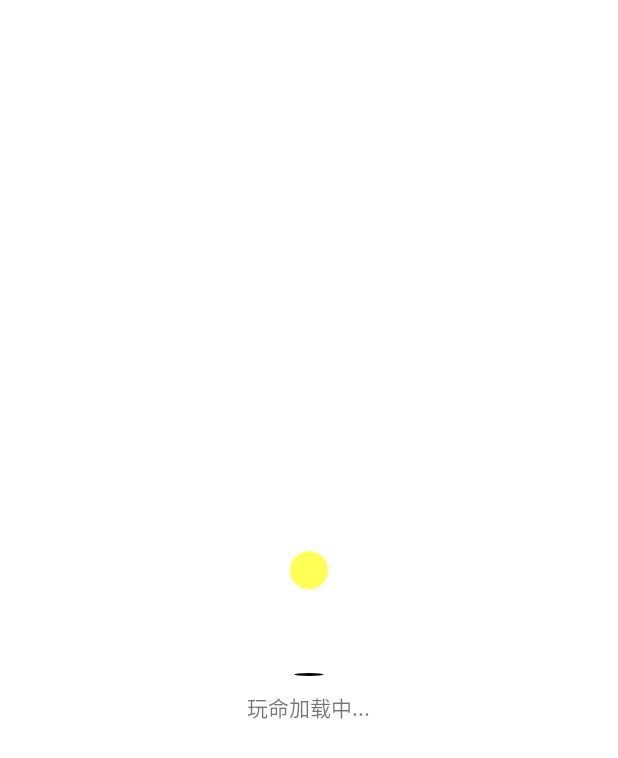
After one commit to AdamRight/TeaTool, an Android app: the ShapeLoadActivity screen opened directly, with no data from a screen before it, on a phone screen of 412 x 824 dp. The commit adds this screen. Shown: the top 758 px of the screen. Run offline under Robolectric (Android 15) with nearby library versions, the phone set to English and light mode, and no system bars.

Commit message:
自定义图形加载

```diff
--- a/app/src/main/AndroidManifest.xml
+++ b/app/src/main/AndroidManifest.xml
@@ -26,7 +26,8 @@
         <activity android:name=".cliptext.ClipTextActivity" />
         <activity android:name=".tearatingbar.TeaRatingBarActivity" />
         <activity android:name=".letterindex.LetterIndexActivity" />
-        <activity android:name=".mazelock.MazeLockActivity"></activity>
+        <activity android:name=".mazelock.MazeLockActivity" />
+        <activity android:name=".loadingshape.ShapeLoadActivity"></activity>
     </application>
 
 </manifest>
--- a/app/src/main/java/com/tea/teatool/MainActivity.java
+++ b/app/src/main/java/com/tea/teatool/MainActivity.java
@@ -21,6 +21,7 @@ import com.tea.teatool.cliptext.ClipTextActivity;
 import com.tea.teatool.flow.FlowActivity;
 import com.tea.teatool.keyboard.KeyBoardActivity;
 import com.tea.teatool.letterindex.LetterIndexActivity;
+import com.tea.teatool.loadingshape.ShapeLoadActivity;
 import com.tea.teatool.mazelock.MazeLockActivity;
 import com.tea.teatool.tearatingbar.TeaRatingBarActivity;
 import com.tea.teatool.teatextview.TeaTextViewActivity;
@@ -138,6 +139,7 @@ public class MainActivity extends AppCompatActivity implements MainAdapter.OnIte
         mDatas.add("自定义星星评分");
         mDatas.add("自定义字母索引");
         mDatas.add("自定义九宫格解锁");
+        mDatas.add("自定义图形变化加载");
     }
 
     @Override
@@ -170,6 +172,9 @@ public class MainActivity extends AppCompatActivity implements MainAdapter.OnIte
             case 8:
                 startActivity(new Intent(this, MazeLockActivity.class));
                 break;
+            case 9:
+                startActivity(new Intent(this, ShapeLoadActivity.class));
+                break;
         }
     }
 }
--- /dev/null
+++ b/app/src/main/java/com/tea/teatool/loadingshape/LoadingView.java
@@ -0,0 +1,152 @@
+package com.tea.teatool.loadingshape;
+
+import android.animation.Animator;
+import android.animation.AnimatorListenerAdapter;
+import android.animation.AnimatorSet;
+import android.animation.ObjectAnimator;
+import android.content.Context;
+import android.support.annotation.Nullable;
+import android.util.AttributeSet;
+import android.util.TypedValue;
+import android.view.View;
+import android.view.ViewGroup;
+import android.view.animation.AccelerateInterpolator;
+import android.view.animation.DecelerateInterpolator;
+import android.widget.LinearLayout;
+
+import com.tea.teatool.R;
+
+/**
+ * Created by Admin on 2019/6/23.
+ */
+
+public class LoadingView extends LinearLayout {
+
+    private int translationDistance;
+    private ShapeView shapeView;
+    private View shadowView;
+
+    private final long ANIMATOR_DURATION = 350;
+
+    private boolean isStopAnimator = false;
+
+    public LoadingView(Context context) {
+        this(context, null);
+    }
+
+    public LoadingView(Context context, @Nullable AttributeSet attrs) {
+        this(context, attrs, 0);
+    }
+
+    public LoadingView(Context context, @Nullable AttributeSet attrs, int defStyleAttr) {
+        super(context, attrs, defStyleAttr);
+
+        translationDistance = dp2Px(80);
+        initView();
+
+    }
+
+    private void initView() {
+        // this 代表把 ui_loading_view 加载到 LoadingView 中
+        inflate(getContext(), R.layout.loading_view, this);
+//         View loadView = inflate(getContext(),R.layout.loading_view,null);
+        // 1.2 添加到该View
+//         addView(loadView);
+        shapeView = (ShapeView) findViewById(R.id.shape_view);
+        shadowView = findViewById(R.id.shadow_view);
+
+        post(new Runnable() {
+            @Override
+            public void run() {
+                startFallAnimator();
+            }
+        });
+    }
+
+    private void startFallAnimator() {
+        if (isStopAnimator) {
+            return;
+        }
+        ObjectAnimator translationShape = ObjectAnimator.ofFloat(shapeView, "translationY", 0, translationDistance);
+        ObjectAnimator scaleShadow = ObjectAnimator.ofFloat(shadowView, "scaleX", 1f, 0.3f);
+
+        AnimatorSet animatorSet = new AnimatorSet();
+        animatorSet.setDuration(ANIMATOR_DURATION);
+        animatorSet.setInterpolator(new AccelerateInterpolator());
+        animatorSet.playTogether(translationShape, scaleShadow);
+        animatorSet.start();
+
+        animatorSet.addListener(new AnimatorListenerAdapter() {
+
+            @Override
+            public void onAnimationEnd(Animator animation) {
+                shapeView.exchange();
+                startUpAnimator();
+            }
+        });
+
+    }
+
+    private void startUpAnimator() {
+        if (isStopAnimator) {
+            return;
+        }
+
+        ObjectAnimator translationShape = ObjectAnimator.ofFloat(shapeView, "translationY", translationDistance, 0);
+        ObjectAnimator scaleShadow = ObjectAnimator.ofFloat(shadowView, "scaleX", 0.3f, 1f);
+
+        AnimatorSet animatorSet = new AnimatorSet();
+        animatorSet.setDuration(ANIMATOR_DURATION);
+        animatorSet.setInterpolator(new DecelerateInterpolator());
+        animatorSet.playTogether(translationShape, scaleShadow);
+
+        animatorSet.addListener(new AnimatorListenerAdapter() {
+
+            @Override
+            public void onAnimationEnd(Animator animation) {
+                startFallAnimator();
+            }
+
+            @Override
+            public void onAnimationStart(Animator animation) {
+                startRotationAnimator();
+            }
+        });
+
+        animatorSet.start();
+    }
+
+    private void startRotationAnimator() {
+        ObjectAnimator rotationAnimator = null;
+        switch (shapeView.getCurrentShape()) {
+            case Circle:
+            case Square:
+                rotationAnimator = ObjectAnimator.ofFloat(shapeView, "rotation", 0, 180);
+                break;
+            case Triangle:
+                rotationAnimator = ObjectAnimator.ofFloat(shapeView, "rotation", 0, -120);
+                break;
+        }
+        rotationAnimator.setDuration(ANIMATOR_DURATION);
+        rotationAnimator.setInterpolator(new DecelerateInterpolator());
+        rotationAnimator.start();
+    }
+
+    private int dp2Px(int dp) {
+        return (int) TypedValue.applyDimension(TypedValue.COMPLEX_UNIT_DIP, dp, getResources().getDisplayMetrics());
+    }
+
+    @Override
+    public void setVisibility(int visibility) {
+        super.setVisibility(View.INVISIBLE);
+
+        shapeView.clearAnimation();
+        shadowView.clearAnimation();
+        ViewGroup parent = (ViewGroup) getParent();
+        if (parent != null) {
+            parent.removeView(this);
+            removeAllViews();
+        }
+        isStopAnimator = true;
+    }
+}
--- /dev/null
+++ b/app/src/main/java/com/tea/teatool/loadingshape/ShapeLoadActivity.java
@@ -0,0 +1,15 @@
+package com.tea.teatool.loadingshape;
+
+import android.os.Bundle;
+import android.support.v7.app.AppCompatActivity;
+
+import com.tea.teatool.R;
+
+public class ShapeLoadActivity extends AppCompatActivity {
+
+    @Override
+    protected void onCreate(Bundle savedInstanceState) {
+        super.onCreate(savedInstanceState);
+        setContentView(R.layout.activity_shape_load);
+    }
+}
--- /dev/null
+++ b/app/src/main/java/com/tea/teatool/loadingshape/ShapeView.java
@@ -0,0 +1,95 @@
+package com.tea.teatool.loadingshape;
+
+import android.content.Context;
+import android.graphics.Canvas;
+import android.graphics.Paint;
+import android.graphics.Path;
+import android.support.annotation.Nullable;
+import android.support.v4.content.ContextCompat;
+import android.util.AttributeSet;
+import android.view.View;
+
+import com.tea.teatool.R;
+
+/**
+ * Created by Admin on 2019/6/23.
+ */
+
+public class ShapeView extends View {
+
+    private Paint paint;
+    private Shape currentShape = Shape.Circle;
+    private Path path;
+
+    public ShapeView(Context context) {
+        this(context, null);
+    }
+
+    public ShapeView(Context context, @Nullable AttributeSet attrs) {
+        this(context, attrs, 0);
+    }
+
+    public ShapeView(Context context, @Nullable AttributeSet attrs, int defStyleAttr) {
+        super(context, attrs, defStyleAttr);
+        paint = new Paint();
+        paint.setAntiAlias(true);
+    }
+
+    @Override
+    protected void onMeasure(int widthMeasureSpec, int heightMeasureSpec) {
+        super.onMeasure(widthMeasureSpec, heightMeasureSpec);
+        int width = MeasureSpec.getSize(widthMeasureSpec);
+        int height = MeasureSpec.getSize(heightMeasureSpec);
+        setMeasuredDimension(Math.min(width, height), Math.min(width, height));
+    }
+
+
+    @Override
+    protected void onDraw(Canvas canvas) {
+        switch (currentShape) {
+            case Circle:
+                int center = getWidth() / 2;
+                paint.setColor(ContextCompat.getColor(getContext(), R.color.circle));
+                canvas.drawCircle(center, center, center, paint);
+                break;
+            case Square:
+                paint.setColor(ContextCompat.getColor(getContext(), R.color.rect));
+                canvas.drawRect(0, 0, getWidth(), getHeight(), paint);
+                break;
+            case Triangle:
+                paint.setColor(ContextCompat.getColor(getContext(), R.color.triangle));
+                if (path == null) {
+                    path = new Path();
+                    path.moveTo(getWidth() / 2, 0);
+                    path.lineTo(0, (float) ((getWidth() / 2) * Math.sqrt(3)));
+                    path.lineTo(getWidth(), (float) ((getWidth() / 2) * Math.sqrt(3)));
+                    path.close();
+                }
+                canvas.drawPath(path, paint);
+                break;
+        }
+    }
+
+    public void exchange() {
+        switch (currentShape) {
+            case Circle:
+                currentShape = Shape.Square;
+                break;
+            case Square:
+                currentShape = Shape.Triangle;
+                break;
+            case Triangle:
+                currentShape = Shape.Circle;
+                break;
+        }
+        invalidate();
+    }
+
+    public enum Shape {
+        Circle, Square, Triangle
+    }
+
+    public Shape getCurrentShape() {
+        return currentShape;
+    }
+}
--- /dev/null
+++ b/app/src/main/res/drawable/loading_view_shadow_bg.xml
@@ -0,0 +1,6 @@
+<?xml version="1.0" encoding="utf-8"?>
+<shape xmlns:android="http://schemas.android.com/apk/res/android"
+    android:shape="oval">
+
+    <solid android:color="#000000" />
+</shape>
--- /dev/null
+++ b/app/src/main/res/layout/activity_shape_load.xml
@@ -0,0 +1,15 @@
+<?xml version="1.0" encoding="utf-8"?>
+<RelativeLayout xmlns:android="http://schemas.android.com/apk/res/android"
+    xmlns:app="http://schemas.android.com/apk/res-auto"
+    xmlns:tools="http://schemas.android.com/tools"
+    android:layout_width="match_parent"
+    android:layout_height="match_parent"
+    tools:context="com.tea.teatool.loadingshape.ShapeLoadActivity">
+
+    <com.tea.teatool.loadingshape.LoadingView
+        android:layout_width="match_parent"
+        android:layout_height="match_parent">
+
+    </com.tea.teatool.loadingshape.LoadingView>
+
+</RelativeLayout>
--- /dev/null
+++ b/app/src/main/res/layout/loading_view.xml
@@ -0,0 +1,31 @@
+<?xml version="1.0" encoding="utf-8"?>
+<LinearLayout
+    xmlns:android="http://schemas.android.com/apk/res/android"
+    xmlns:app="http://schemas.android.com/apk/res-auto"
+    xmlns:tools="http://schemas.android.com/tools"
+    android:layout_width="match_parent"
+    android:layout_height="match_parent"
+    android:gravity="center"
+    android:orientation="vertical"
+    android:background="#FFFFFF"
+    tools:context="com.tea.teatool.loadingshape.ShapeLoadActivity">
+
+    <com.tea.teatool.loadingshape.ShapeView
+        android:id="@+id/shape_view"
+        android:layout_marginBottom="82dp"
+        android:layout_width="25dp"
+        android:layout_height="25dp" />
+
+    <View
+        android:background="@drawable/loading_view_shadow_bg"
+        android:id="@+id/shadow_view"
+        android:layout_width="25dp"
+        android:layout_height="2dp"/>
+
+    <TextView
+        android:layout_marginTop="10dp"
+        android:text="玩命加载中..."
+        android:layout_width="wrap_content"
+        android:layout_height="wrap_content" />
+
+</LinearLayout>
--- a/app/src/main/res/values/colors.xml
+++ b/app/src/main/res/values/colors.xml
@@ -8,4 +8,8 @@
     <color name="bg_white">#ffffff</color>
     <color name="md_grey_db">#dbdbdb</color>
 
+    <color name="triangle">#aa0000FF</color>
+    <color name="circle">#aaFFFF00</color>
+    <color name="rect">#aaFF0000</color>
+
 </resources>
```
Also changed, not shown: 2 other files.
